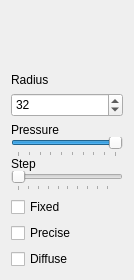
This is src/toolSettings/StampSettingsWidget.ui in PhotoFlare/photoflare as Qt 5 draws it before an edit. The edited form follows.
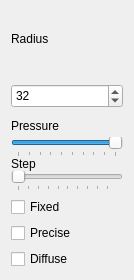
This is the edited form.

Commit message: Fixed top margin for tool setting widgets

The edit to the form file:
```diff
--- a/src/toolSettings/StampSettingsWidget.ui
+++ b/src/toolSettings/StampSettingsWidget.ui
@@ -13,22 +13,12 @@
   <property name="windowTitle">
    <string>Form</string>
   </property>
-  <layout class="QVBoxLayout" name="verticalLayout_2">
-   <item>
+  <layout class="QGridLayout" name="gridLayout">
+   <property name="topMargin">
+    <number>0</number>
+   </property>
+   <item row="0" column="0">
     <layout class="QVBoxLayout" name="verticalLayout">
-     <item>
-      <spacer name="verticalSpacer">
-       <property name="orientation">
-        <enum>Qt::Vertical</enum>
-       </property>
-       <property name="sizeHint" stdset="0">
-        <size>
-         <width>20</width>
-         <height>40</height>
-        </size>
-       </property>
-      </spacer>
-     </item>
      <item>
       <widget class="QLabel" name="label_3">
        <property name="text">
```
Left out of the diff: 8 changed lines with no effect on the pictures. The commit also changes 9 other files.
